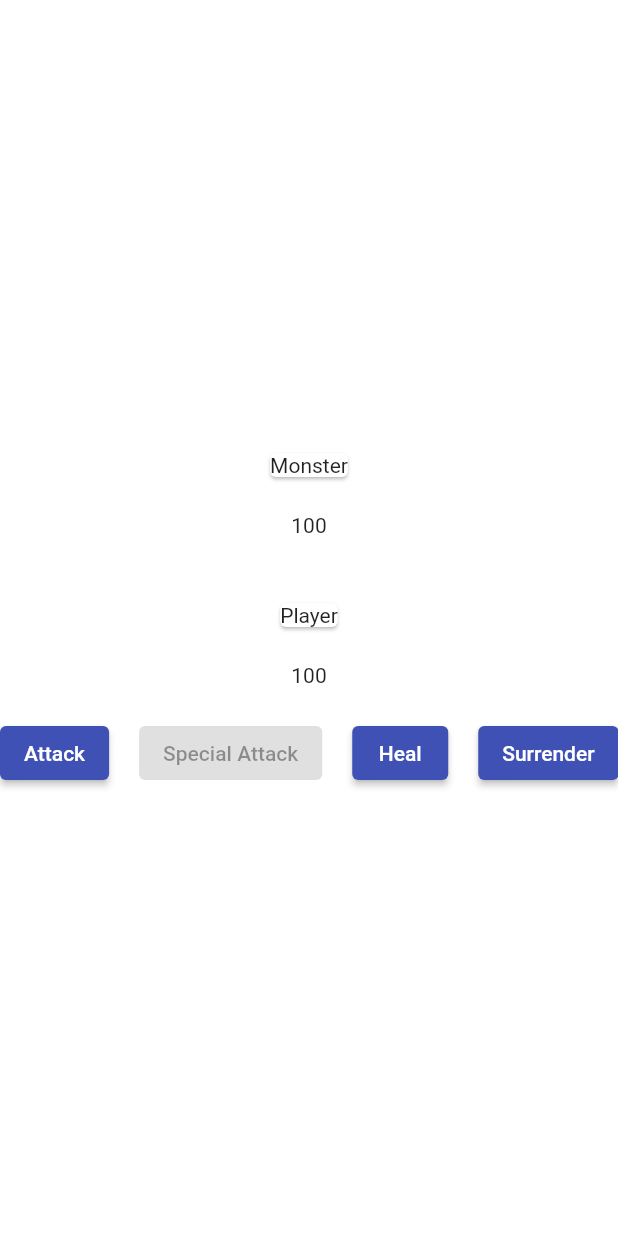
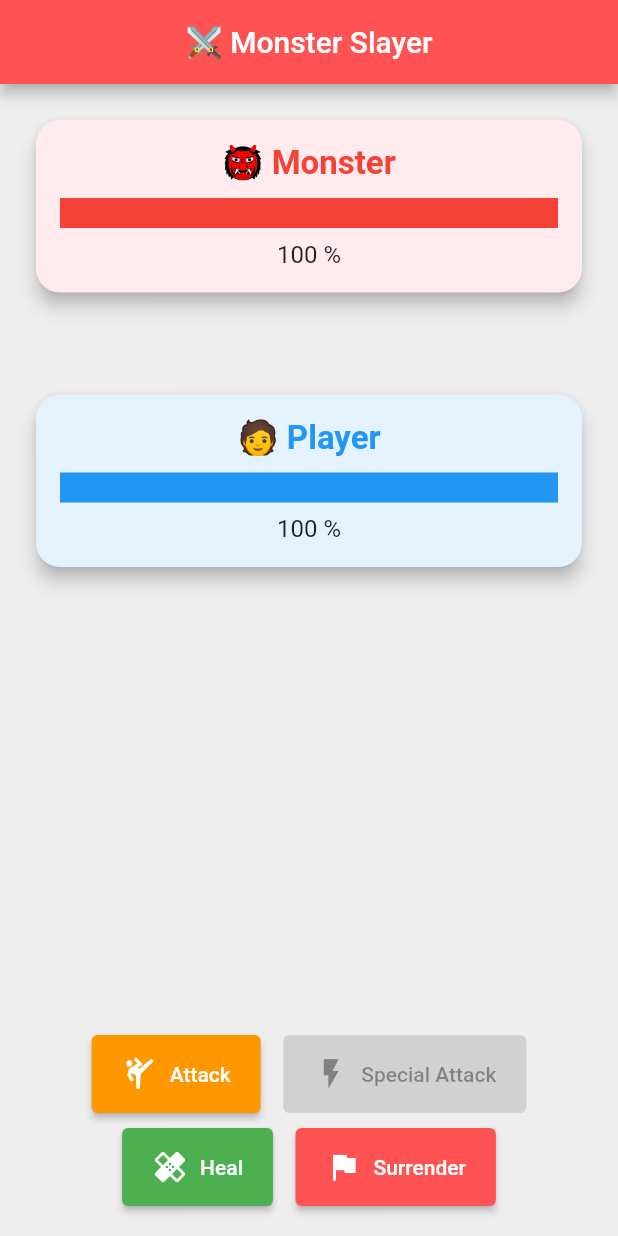
Before and after one commit to farihaarai/Monster-Slayer, a Flutter app: the screen it shows after launch, on a phone screen of 412 x 824 dp. Run offline on Flutter 3.47's test engine with Material 3 defaults, Android fonts, the light colour scheme and no system bars; our stand-ins replace flutter_bloc.

Commit message:
Enhance GameView UI with cards, progress bars, and styled buttons
- Added AppBar with title for better game context
- Added progress bars
- Styled Monster and Player sections inside cards
- Improved button layout using Wrap with spacing
- Added icons, colors, and padding to action buttons.

```diff
--- a/lib/views/game_view.dart
+++ b/lib/views/game_view.dart
@@ -9,73 +9,179 @@ class GameView extends StatelessWidget {
   @override
   Widget build(BuildContext context) {
     return Scaffold(
-      body: Center(
-        child: Column(
-          mainAxisAlignment: MainAxisAlignment.center,
-          children: [
-            Card(child: Text("Monster")),
-            SizedBox(height: 20),
-            BlocBuilder<GameCubit, GameState>(
-              builder: (context, state) {
-                return Text('${state.monsterHealth}');
-              },
-            ),
-            SizedBox(height: 20),
-            BlocBuilder<GameCubit, GameState>(
-              builder: (context, state) {
-                return state.winner != null
-                    ? Text('${state.winner} Wins 🎉')
-                    : SizedBox();
-              },
-            ),
-            SizedBox(height: 20),
-            Card(child: Text("Player")),
-            SizedBox(height: 20),
-            BlocBuilder<GameCubit, GameState>(
-              builder: (context, state) {
-                return Text('${state.playerHealth}');
-              },
-            ),
-            SizedBox(height: 20),
+      backgroundColor: Colors.grey[200],
+      appBar: AppBar(
+        title: const Text("⚔ Monster Slayer"),
+        centerTitle: true,
+        backgroundColor: Colors.redAccent,
+        elevation: 4,
+      ),
+      body: Padding(
+        padding: const EdgeInsets.all(20),
+        child: BlocBuilder<GameCubit, GameState>(
+          builder: (context, state) {
+            var cubit = BlocProvider.of<GameCubit>(context);
 
-            BlocBuilder<GameCubit, GameState>(
-              builder: (context, state) {
-                var cubit = BlocProvider.of<GameCubit>(context);
-                return Row(
-                  mainAxisAlignment: MainAxisAlignment.center,
+            return Column(
+              crossAxisAlignment: CrossAxisAlignment.center,
+              children: [
+                // Monster Section
+                Card(
+                  shape: RoundedRectangleBorder(
+                    borderRadius: BorderRadius.circular(16),
+                  ),
+                  elevation: 5,
+                  color: Colors.red[50],
+                  child: Padding(
+                    padding: const EdgeInsets.all(16),
+                    child: Column(
+                      children: [
+                        const Text(
+                          "👹 Monster",
+                          style: TextStyle(
+                            fontSize: 22,
+                            fontWeight: FontWeight.bold,
+                            color: Colors.red,
+                          ),
+                        ),
+                        const SizedBox(height: 10),
+                        LinearProgressIndicator(
+                          value: state.monsterHealth / 100,
+                          backgroundColor: Colors.grey[300],
+                          color: Colors.red,
+                          minHeight: 20,
+                        ),
+                        const SizedBox(height: 8),
+                        Text(
+                          "${state.monsterHealth} %",
+                          style: const TextStyle(fontSize: 16),
+                        ),
+                      ],
+                    ),
+                  ),
+                ),
+
+                const SizedBox(height: 30),
+
+                // Winner text
+                if (state.winner != null)
+                  Text(
+                    '${state.winner} Wins 🎉',
+                    style: const TextStyle(
+                      fontSize: 20,
+                      fontWeight: FontWeight.bold,
+                      color: Colors.green,
+                    ),
+                  ),
+
+                const SizedBox(height: 30),
+
+                // Player Section
+                Card(
+                  shape: RoundedRectangleBorder(
+                    borderRadius: BorderRadius.circular(16),
+                  ),
+                  elevation: 5,
+                  color: Colors.blue[50],
+                  child: Padding(
+                    padding: const EdgeInsets.all(16),
+                    child: Column(
+                      children: [
+                        const Text(
+                          "🧑 Player",
+                          style: TextStyle(
+                            fontSize: 22,
+                            fontWeight: FontWeight.bold,
+                            color: Colors.blue,
+                          ),
+                        ),
+                        const SizedBox(height: 10),
+                        LinearProgressIndicator(
+                          value: state.playerHealth / 100,
+                          backgroundColor: Colors.grey[300],
+                          color: Colors.blue,
+                          minHeight: 20,
+                        ),
+                        const SizedBox(height: 8),
+                        Text(
+                          "${state.playerHealth} %",
+                          style: const TextStyle(fontSize: 16),
+                        ),
+                      ],
+                    ),
+                  ),
+                ),
+
+                const Spacer(),
+
+                // Buttons Section
+                Wrap(
+                  spacing: 15,
+                  runSpacing: 10,
+                  alignment: WrapAlignment.center,
                   children: [
-                    ElevatedButton(
+                    ElevatedButton.icon(
                       onPressed: state.disabledButtons
                           ? null
                           : cubit.attackMonster,
-                      child: Text("Attack"),
+                      icon: const Icon(Icons.sports_martial_arts),
+                      label: const Text("Attack"),
+                      style: ElevatedButton.styleFrom(
+                        backgroundColor: Colors.orange,
+                        padding: const EdgeInsets.symmetric(
+                          horizontal: 20,
+                          vertical: 14,
+                        ),
+                      ),
                     ),
-                    SizedBox(width: 20),
-                    ElevatedButton(
+                    ElevatedButton.icon(
                       onPressed:
                           (state.attackCount >= 2 && !state.disabledButtons)
                           ? cubit.specialAttack
                           : null,
-
-                      child: Text("Special Attack"),
+                      icon: const Icon(Icons.flash_on),
+                      label: const Text("Special Attack"),
+                      style: ElevatedButton.styleFrom(
+                        backgroundColor: Colors.purple,
+                        padding: const EdgeInsets.symmetric(
+                          horizontal: 20,
+                          vertical: 14,
+                        ),
+                      ),
                     ),
-                    SizedBox(width: 20),
-                    ElevatedButton(
+                    ElevatedButton.icon(
                       onPressed: state.disabledButtons ? null : cubit.heal,
-                      child: Text("Heal"),
+                      icon: const Icon(Icons.healing),
+                      label: const Text("Heal"),
+                      style: ElevatedButton.styleFrom(
+                        backgroundColor: Colors.green,
+                        padding: const EdgeInsets.symmetric(
+                          horizontal: 20,
+                          vertical: 14,
+                        ),
+                      ),
                     ),
-                    SizedBox(width: 20),
-                    ElevatedButton(
+                    ElevatedButton.icon(
                       onPressed: cubit.surrender,
-                      child: state.disabledButtons
-                          ? Text("Reset")
-                          : Text("Surrender"),
+                      icon: Icon(
+                        state.disabledButtons ? Icons.refresh : Icons.flag,
+                      ),
+                      label: Text(
+                        state.disabledButtons ? "Reset" : "Surrender",
+                      ),
+                      style: ElevatedButton.styleFrom(
+                        backgroundColor: Colors.redAccent,
+                        padding: const EdgeInsets.symmetric(
+                          horizontal: 20,
+                          vertical: 14,
+                        ),
+                      ),
                     ),
                   ],
-                );
-              },
-            ),
-          ],
+                ),
+              ],
+            );
+          },
         ),
       ),
     );
```
